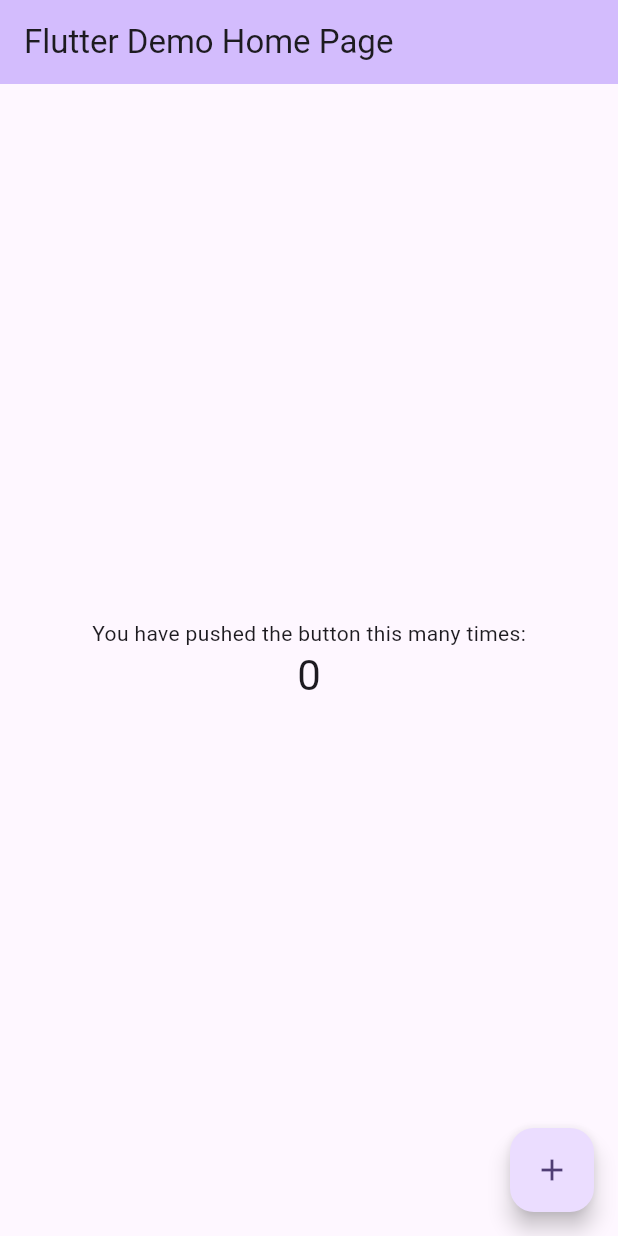
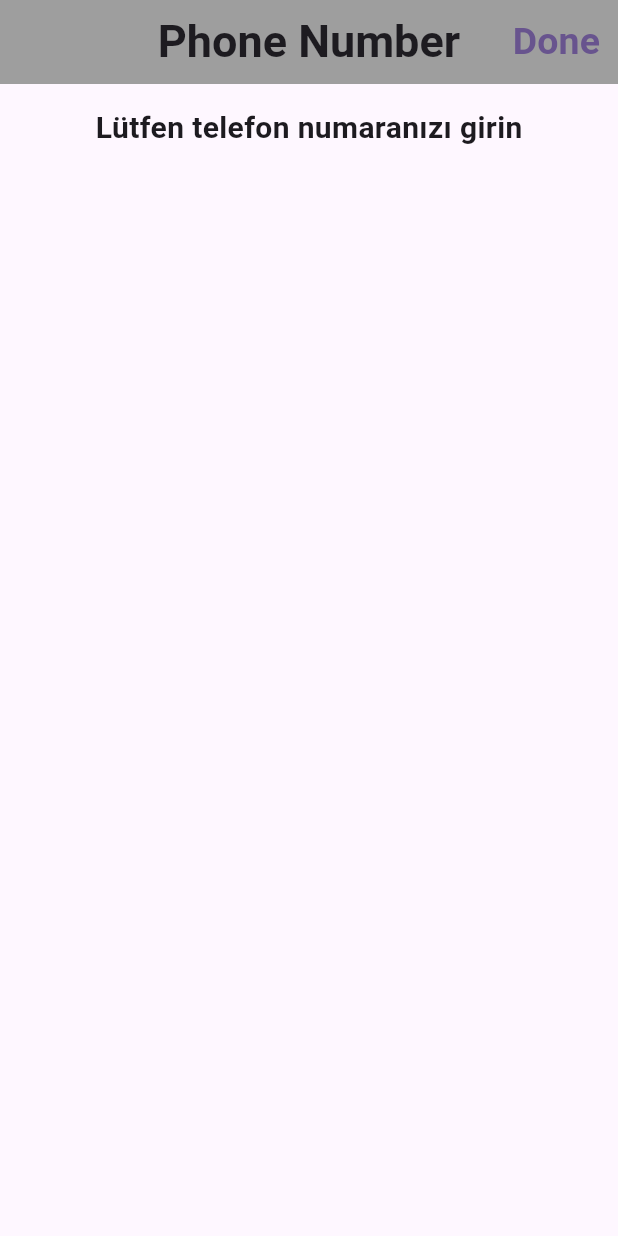
Before and after one commit to EgemenArda/whatsapp, a Flutter app: the screen it shows after launch, on a phone screen of 412 x 824 dp. Run offline on Flutter 3.47's test engine with Material 2 defaults, Android fonts, the phone set to English and light mode, and no system bars.

Commit message:
LoginScreen.dart added

```diff
--- a/lib/main.dart
+++ b/lib/main.dart
@@ -1,4 +1,5 @@
 import 'package:flutter/material.dart';
+import 'package:whatsapp/screens/LoginScreen.dart';
 
 void main() {
   runApp(const MyApp());
@@ -13,113 +14,10 @@ class MyApp extends StatelessWidget {
     return MaterialApp(
       title: 'Flutter Demo',
       theme: ThemeData(
-        // This is the theme of your application.
-        //
-        // TRY THIS: Try running your application with "flutter run". You'll see
-        // the application has a blue toolbar. Then, without quitting the app,
-        // try changing the seedColor in the colorScheme below to Colors.green
-        // and then invoke "hot reload" (save your changes or press the "hot
-        // reload" button in a Flutter-supported IDE, or press "r" if you used
-        // the command line to start the app).
-        //
-        // Notice that the counter didn't reset back to zero; the application
-        // state is not lost during the reload. To reset the state, use hot
-        // restart instead.
-        //
-        // This works for code too, not just values: Most code changes can be
-        // tested with just a hot reload.
         colorScheme: ColorScheme.fromSeed(seedColor: Colors.deepPurple),
         useMaterial3: true,
       ),
-      home: const MyHomePage(title: 'Flutter Demo Home Page'),
+      home: LoginScreen(),
     );
   }
 }
-
-class MyHomePage extends StatefulWidget {
-  const MyHomePage({super.key, required this.title});
-
-  // This widget is the home page of your application. It is stateful, meaning
-  // that it has a State object (defined below) that contains fields that affect
-  // how it looks.
-
-  // This class is the configuration for the state. It holds the values (in this
-  // case the title) provided by the parent (in this case the App widget) and
-  // used by the build method of the State. Fields in a Widget subclass are
-  // always marked "final".
-
-  final String title;
-
-  @override
-  State<MyHomePage> createState() => _MyHomePageState();
-}
-
-class _MyHomePageState extends State<MyHomePage> {
-  int _counter = 0;
-
-  void _incrementCounter() {
-    setState(() {
-      // This call to setState tells the Flutter framework that something has
-      // changed in this State, which causes it to rerun the build method below
-      // so that the display can reflect the updated values. If we changed
-      // _counter without calling setState(), then the build method would not be
-      // called again, and so nothing would appear to happen.
-      _counter++;
-    });
-  }
-
-  @override
-  Widget build(BuildContext context) {
-    // This method is rerun every time setState is called, for instance as done
-    // by the _incrementCounter method above.
-    //
-    // The Flutter framework has been optimized to make rerunning build methods
-    // fast, so that you can just rebuild anything that needs updating rather
-    // than having to individually change instances of widgets.
-    return Scaffold(
-      appBar: AppBar(
-        // TRY THIS: Try changing the color here to a specific color (to
-        // Colors.amber, perhaps?) and trigger a hot reload to see the AppBar
-        // change color while the other colors stay the same.
-        backgroundColor: Theme.of(context).colorScheme.inversePrimary,
-        // Here we take the value from the MyHomePage object that was created by
-        // the App.build method, and use it to set our appbar title.
-        title: Text(widget.title),
-      ),
-      body: Center(
-        // Center is a layout widget. It takes a single child and positions it
-        // in the middle of the parent.
-        child: Column(
-          // Column is also a layout widget. It takes a list of children and
-          // arranges them vertically. By default, it sizes itself to fit its
-          // children horizontally, and tries to be as tall as its parent.
-          //
-          // Column has various properties to control how it sizes itself and
-          // how it positions its children. Here we use mainAxisAlignment to
-          // center the children vertically; the main axis here is the vertical
-          // axis because Columns are vertical (the cross axis would be
-          // horizontal).
-          //
-          // TRY THIS: Invoke "debug painting" (choose the "Toggle Debug Paint"
-          // action in the IDE, or press "p" in the console), to see the
-          // wireframe for each widget.
-          mainAxisAlignment: MainAxisAlignment.center,
-          children: <Widget>[
-            const Text(
-              'You have pushed the button this many times:',
-            ),
-            Text(
-              '$_counter',
-              style: Theme.of(context).textTheme.headlineMedium,
-            ),
-          ],
-        ),
-      ),
-      floatingActionButton: FloatingActionButton(
-        onPressed: _incrementCounter,
-        tooltip: 'Increment',
-        child: const Icon(Icons.add),
-      ), // This trailing comma makes auto-formatting nicer for build methods.
-    );
-  }
-}
--- /dev/null
+++ b/lib/screens/LoginScreen.dart
@@ -0,0 +1,55 @@
+import 'package:flutter/material.dart';
+
+class LoginScreen extends StatefulWidget {
+  const LoginScreen({super.key});
+
+  @override
+  State<LoginScreen> createState() => _LoginScreenState();
+}
+
+class _LoginScreenState extends State<LoginScreen> {
+  @override
+  Widget build(BuildContext context) {
+    return Scaffold(
+      appBar: AppBar(
+        backgroundColor: Colors.grey,
+        centerTitle: true,
+        leading: null,
+        title: const Text(
+          'Phone Number',
+          style: TextStyle(
+            fontWeight: FontWeight.bold,
+            fontSize: 30,
+          ),
+        ),
+        actions: [
+          TextButton(
+            onPressed: () {},
+            child: const Text(
+              'Done',
+              style: TextStyle(
+                fontSize: 25,
+                fontWeight: FontWeight.bold,
+              ),
+            ),
+          )
+        ],
+      ),
+      body: const Center(
+        child: Column(
+          mainAxisAlignment: MainAxisAlignment.start,
+          children: [
+            SizedBox(height: 15),
+            Text(
+              'Lütfen telefon numaranızı girin',
+              style: TextStyle(
+                fontSize: 20,
+                fontWeight: FontWeight.bold,
+              ),
+            )
+          ],
+        ),
+      ),
+    );
+  }
+}
```
